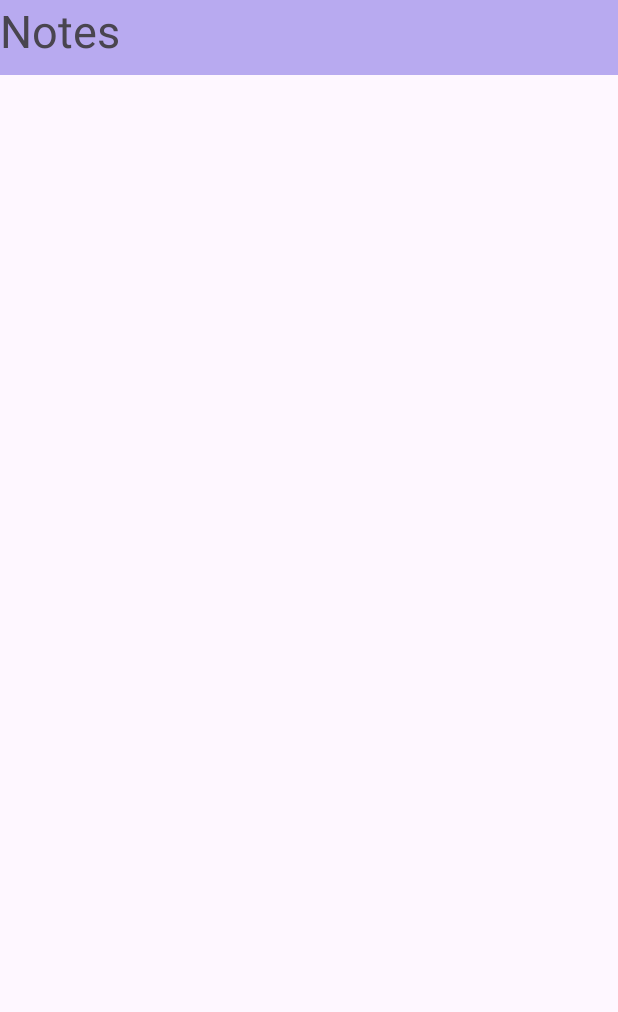
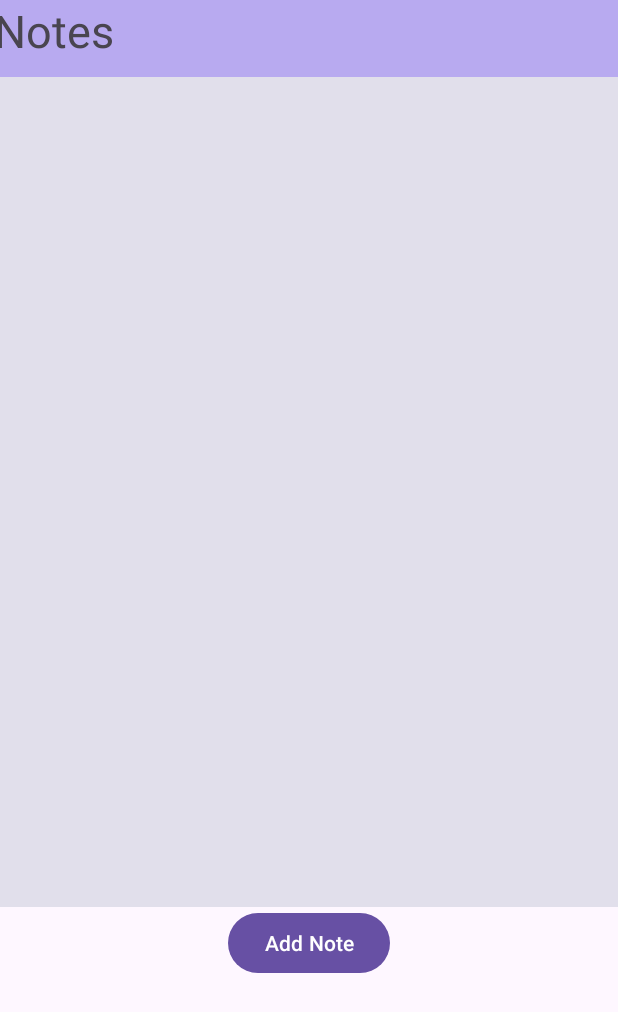
Before and after one commit to Kebabnesys/Notes, an Android app: the screen it shows after launch (MainActivity), on a phone screen of 412 x 824 dp. Shown: the top 1012 px of the screen. Run offline under Robolectric (Android 15) with nearby library versions, the phone set to English and light mode, and no system bars.

Commit message:
A mess but added a button to main activity xml, created utils and sourcemanagers folders and created the classes in them, started a bit in main activity and not fully finished addnoteActivity because of sharedprefs

```diff
--- a/app/src/main/java/com/example/notes/MainActivity.java
+++ b/app/src/main/java/com/example/notes/MainActivity.java
@@ -1,6 +1,8 @@
 package com.example.notes;
 
 import android.os.Bundle;
+import android.widget.ArrayAdapter;
+import android.widget.ListView;
 
 import androidx.activity.EdgeToEdge;
 import androidx.appcompat.app.AppCompatActivity;
@@ -8,7 +10,14 @@ import androidx.core.graphics.Insets;
 import androidx.core.view.ViewCompat;
 import androidx.core.view.WindowInsetsCompat;
 
+import java.util.ArrayList;
+
+import com.example.notes.sourcemanagers.SharedPrefsManager;
+
 public class MainActivity extends AppCompatActivity {
+    ArrayList<String> listNoteItems = new ArrayList<>();
+    ArrayAdapter<String> adapter;
+    ListView noteslist;
 
     @Override
     protected void onCreate(Bundle savedInstanceState) {
@@ -20,5 +29,8 @@ public class MainActivity extends AppCompatActivity {
             v.setPadding(systemBars.left, systemBars.top, systemBars.right, systemBars.bottom);
             return insets;
         });
+        this.noteslist = findViewById(R.id.noteslist);
+        this.adapter = new ArrayAdapter<String>(this, android.R.layout.simple_list_item_1, this.listNoteItems);
+        this.noteslist.setAdapter(adapter);
     }
 }
--- /dev/null
+++ b/app/src/main/java/com/example/notes/sourcemanagers/SharedPrefsManager.java
@@ -0,0 +1,4 @@
+package com.example.notes.sourcemanagers;
+
+public class SharedPrefsManager {
+}
--- /dev/null
+++ b/app/src/main/res/layout/activity_delete_note.xml
@@ -0,0 +1,6 @@
+<?xml version="1.0" encoding="utf-8"?>
+<androidx.constraintlayout.widget.ConstraintLayout xmlns:android="http://schemas.android.com/apk/res/android"
+    android:layout_width="match_parent"
+    android:layout_height="match_parent">
+
+</androidx.constraintlayout.widget.ConstraintLayout>
--- a/app/src/main/res/layout/activity_main.xml
+++ b/app/src/main/res/layout/activity_main.xml
@@ -9,8 +9,8 @@
 
     <TextView
         android:id="@+id/notes"
-        android:layout_width="414dp"
-        android:layout_height="50dp"
+        android:layout_width="422dp"
+        android:layout_height="51dp"
         android:background="@color/lavender"
         android:text="@string/app_name"
         android:textSize="30sp"
@@ -20,9 +20,19 @@
 
     <ListView
         android:id="@+id/noteslist"
-        android:layout_width="match_parent"
+        android:layout_width="421dp"
+        android:layout_height="553dp"
+        android:background="@color/light"
+        app:layout_constraintEnd_toEndOf="parent"
+        app:layout_constraintStart_toStartOf="parent"
+        app:layout_constraintTop_toBottomOf="@+id/notes" />
+
+    <Button
+        android:id="@+id/button2"
+        android:layout_width="wrap_content"
         android:layout_height="wrap_content"
-        android:background="@color/light"
-        app:layout_constraintTop_toBottomOf="@+id/notes"
-        tools:layout_editor_absoluteX="1dp" />
+        android:text="@string/add_note"
+        app:layout_constraintEnd_toEndOf="parent"
+        app:layout_constraintStart_toStartOf="parent"
+        app:layout_constraintTop_toBottomOf="@+id/noteslist" />
 </androidx.constraintlayout.widget.ConstraintLayout>
```
Also changed, not shown: app/src/main/java/com/example/notes/AddNoteActivity.java (added, +28 -0 lines), app/src/main/java/com/example/notes/utils/Constants.java (added, +10 -0 lines).
